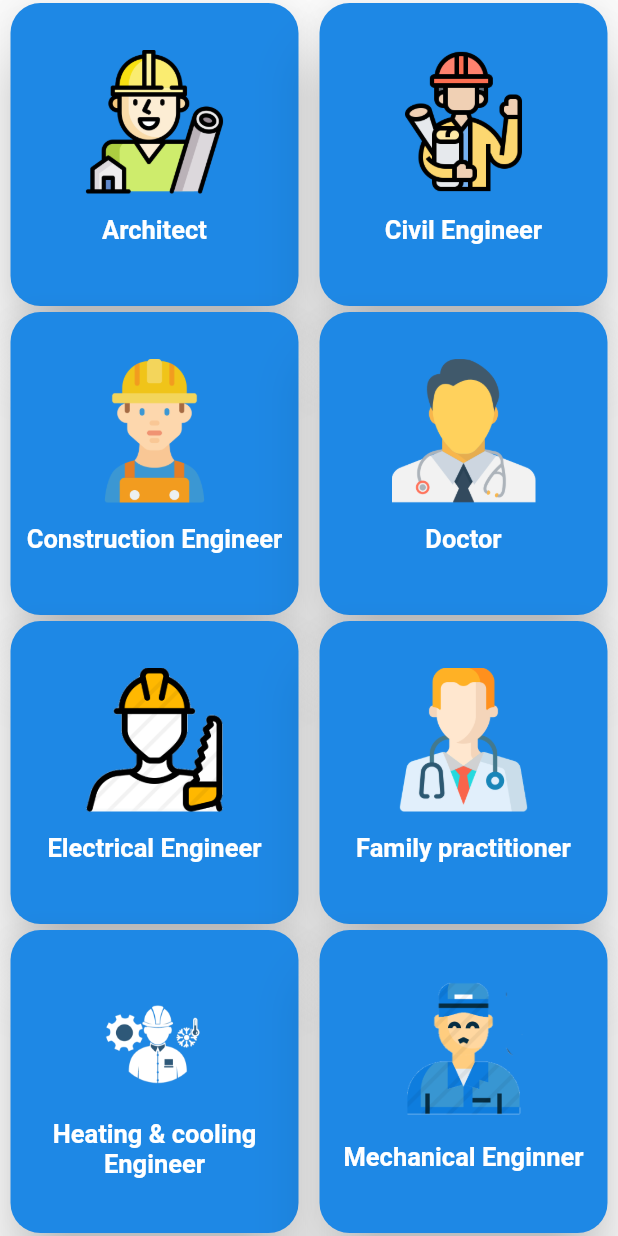
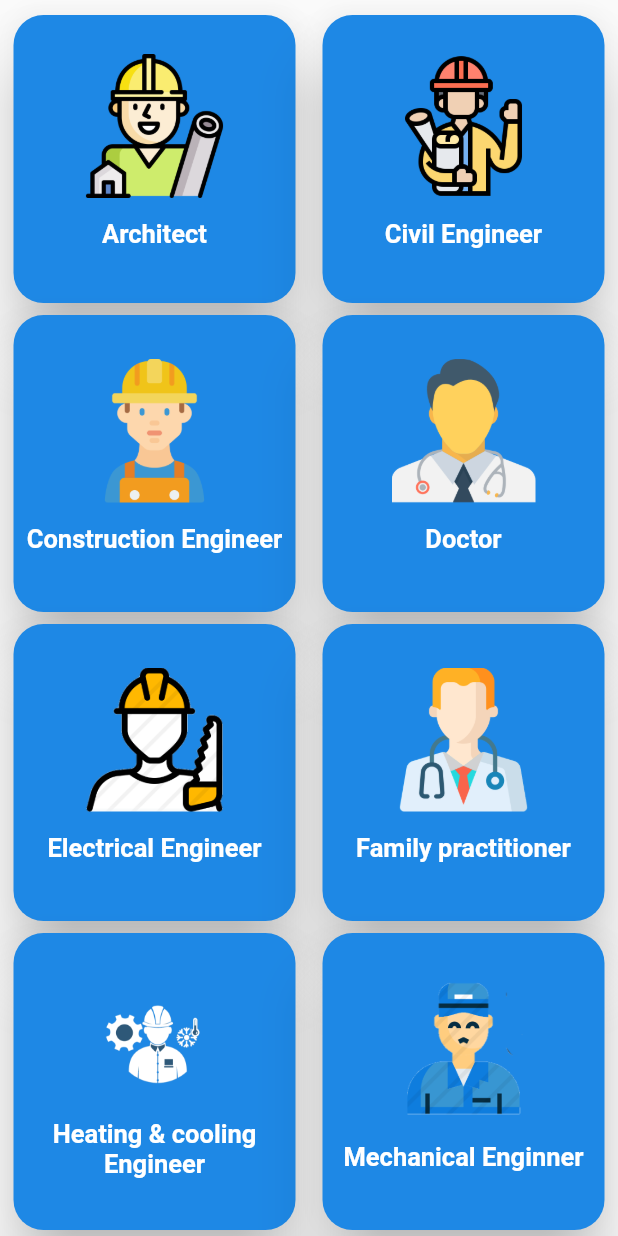
Before and after one commit to Jamal-Khatib/Istishara, a Flutter app: the CategoriesListBuild widget shown alone on an empty page, opened directly, on a phone screen of 412 x 824 dp. Run offline on Flutter 3.47's test engine with Material 2 defaults, Android fonts, the phone set to English and light mode, and no system bars; our stand-ins replace cloud_firestore, firebase_auth, firebase_core, fluttertoast, get; accounts and stored records are empty.

Commit message:
Edited the grid

```diff
--- a/lib/pages/categories_build.dart
+++ b/lib/pages/categories_build.dart
@@ -4,7 +4,6 @@ import 'package:firebase_app/pages/ask_question.dart';
 import 'package:flutter/material.dart';
 import 'package:get/get.dart';
 import 'package:firebase_app/pages/user_controller.dart';
-
 
 class CategoriesListBuild extends StatelessWidget {
   final List<String> categoriesList;
@@ -79,7 +78,9 @@ class CategoriesListBuild extends StatelessWidget {
       itemBuilder: (context, index) {
         // Container(height: 20, child: Image.asset('assets/images/icons/doctor.png', fit: BoxFit.cover,)),
         return Padding(
-          padding: const EdgeInsets.all(2.0),
+          padding: index == 0 || index == 1
+              ? const EdgeInsets.only(top: 10.0, left: 4, right: 4, bottom: 4)
+              : const EdgeInsets.all(4.0),
           child: Card(
             margin: EdgeInsets.symmetric(vertical: 0, horizontal: 5),
             elevation: 18,
@@ -92,7 +93,10 @@ class CategoriesListBuild extends StatelessWidget {
                 mainAxisSize: MainAxisSize.min,
                 children: [
                   Container(
-                      height: categoriesList[index] == "Heating & cooling Engineer" ? 90:100,
+                      height:
+                          categoriesList[index] == "Heating & cooling Engineer"
+                              ? 90
+                              : 100,
                       padding: EdgeInsets.only(top: 4),
                       child: InkWell(
                         onTap: () {
--- a/lib/pages/interested_controller.dart
+++ /dev/null
@@ -1,26 +0,0 @@
-import 'package:cloud_firestore/cloud_firestore.dart';
-import 'package:firebase_app/pages/user.dart';
-import 'package:firebase_auth/firebase_auth.dart';
-// import 'package:flutter/material.dart';
-import 'package:get/get.dart';
-import 'package:firebase_app/pages/user.dart';
-
-
-class UserController extends GetxController {
-
-
-  UserController controller = Get.put(UserController());
-  var experts =  1 ;
-
-
-   @override
-  void onInit() async {
-    super.onInit();
-
-   experts = controller.my.value.interestedDoctor ;
-
-  }
-
-
-
-}
```
Also changed, not shown: lib/pages/list_of_categories.dart (+9 -10 lines), pubspec.lock.
